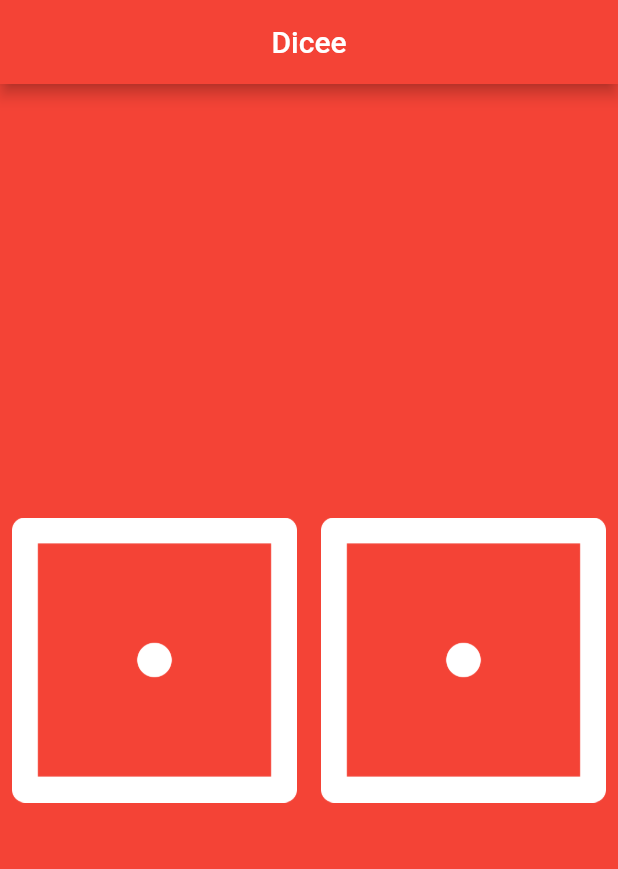
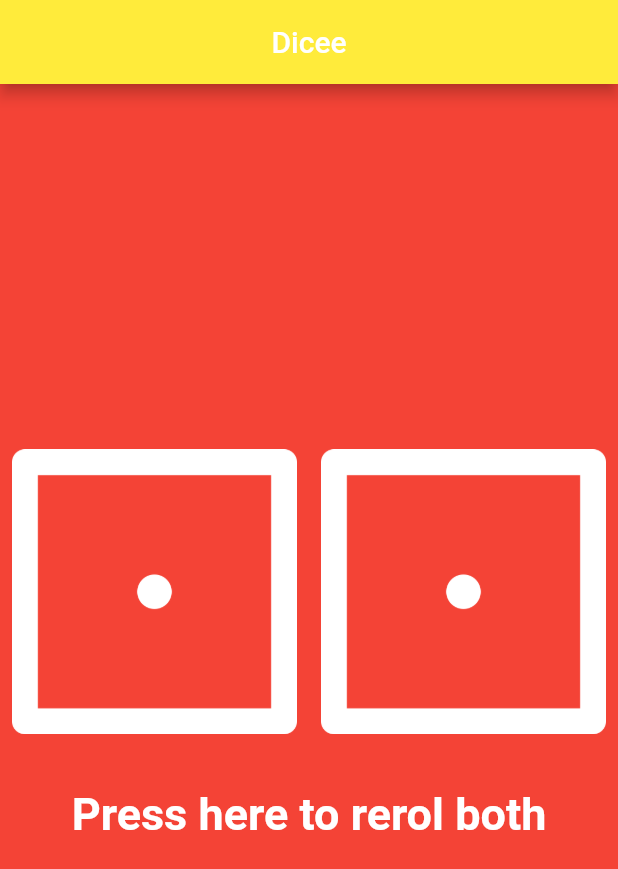
Before and after one commit to bastientaillandier/DiceeApp, a Flutter app: the screen it shows after launch, on a phone screen of 412 x 824 dp. Shown: the top 869 px of the screen. Run offline on Flutter 3.47's test engine with Material 2 defaults, Android fonts, the phone set to English and light mode, and no system bars.

Commit message:
Add button update both

```diff
--- a/dicee_app/lib/main.dart
+++ b/dicee_app/lib/main.dart
@@ -11,7 +11,7 @@ void main() {
           title: Center(
             child: Text('Dicee'),
           ),
-          backgroundColor: Colors.red,
+          backgroundColor: Colors.yellow,
         ),
         body: DicePage(),
       ),
@@ -38,13 +38,17 @@ class _DicePageState extends State<DicePage> {
 
   @override
   Widget build(BuildContext context) {
-    return Center(
-      child: Row(children: [
+    return Column(
+      mainAxisAlignment: MainAxisAlignment.center,
+      children: [
+        Row(children: [
           Expanded(
             child: TextButton(
               child: Image.asset('images/dice$leftDiceNumber.png'),
               onPressed: () {
-              randomNumbers();
+                setState(() {
+                  leftDiceNumber = Random().nextInt(6) + 1;
+                });
               },
             ),
           ),
@@ -52,11 +56,30 @@ class _DicePageState extends State<DicePage> {
             child: TextButton(
               child: Image.asset('images/dice$rightDiceNumber.png'),
               onPressed: () {
-              randomNumbers();
+                setState(() {
+                  rightDiceNumber = Random().nextInt(6) + 1;
+                });
               },
             ),
           ),
         ]),
+        Padding(
+          padding: const EdgeInsets.all(20.0),
+          child: TextButton(
+            onPressed: () {
+              randomNumbers();
+            },
+            child: const Text(
+              'Press here to rerol both',
+              style: TextStyle(
+                color: Colors.white,
+                fontWeight: FontWeight.bold,
+                fontSize: 30,
+              ),
+            ),
+          ),
+        )
+      ],
     );
   }
 }
```
Lines whose indentation alone changed are shown as unchanged.
